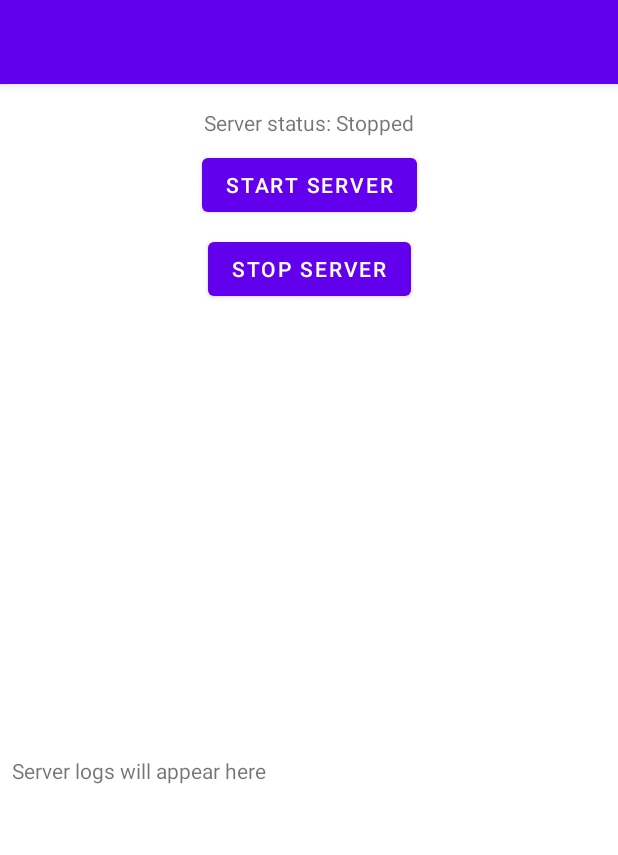
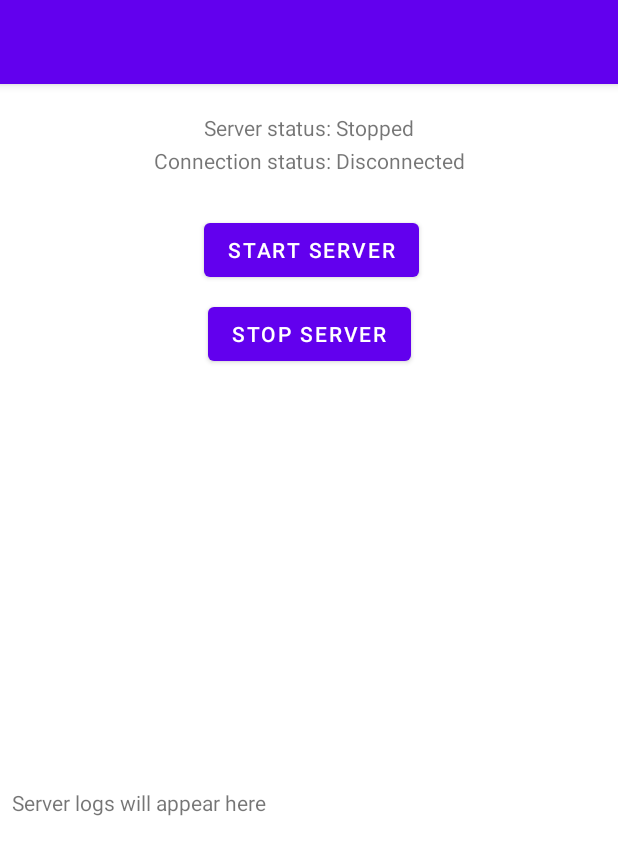
Before and after one commit to fellev/homekey, an Android app: the layout app_bar_main.xml on its own in the app's theme, with its tools: preview values and no code run, on a phone screen of 412 x 824 dp. Shown: the top 855 px of the screen. Run offline under Robolectric (Android 15) with nearby library versions, the phone set to English and light mode, and no system bars.

```diff
--- a/app/src/main/java/com/homekey/server/ServerUtils.kt
+++ b/app/src/main/java/com/homekey/server/ServerUtils.kt
@@ -5,6 +5,7 @@ import android.content.Context
 import android.content.Intent
 import android.content.SharedPreferences
 import android.bluetooth.BluetoothAdapter
+import androidx.core.content.ContextCompat
 import androidx.preference.PreferenceManager
 
 object ServerUtils {
@@ -23,7 +24,7 @@ object ServerUtils {
         val intent = Intent(context, BluetoothServerService::class.java).apply {
             action = BluetoothServerService.ACTION_START_SERVER
         }
-        context.startService(intent)
+        ContextCompat.startForegroundService(context, intent)
     }
 
     fun stopServer(context: Context) {
--- a/app/src/main/res/layout/content_main.xml
+++ b/app/src/main/res/layout/content_main.xml
@@ -15,18 +15,30 @@
         app:layout_constraintTop_toTopOf="parent"
         app:layout_constraintStart_toStartOf="parent"
         app:layout_constraintEnd_toEndOf="parent"
+        app:layout_constraintBottom_toTopOf="@+id/connection_status_text_view"
+        android:layout_marginTop="16dp"/>
+
+    <TextView
+        android:id="@+id/connection_status_text_view"
+        android:layout_width="wrap_content"
+        android:layout_height="wrap_content"
+        android:layout_marginTop="16dp"
+        android:text="Connection status: Disconnected"
         app:layout_constraintBottom_toTopOf="@+id/start_server_button"
-        android:layout_marginTop="16dp"/>
+        app:layout_constraintEnd_toEndOf="parent"
+        app:layout_constraintStart_toStartOf="parent"
+        app:layout_constraintTop_toTopOf="parent" />
 
     <Button
         android:id="@+id/start_server_button"
         android:layout_width="wrap_content"
         android:layout_height="wrap_content"
+        android:layout_marginTop="48dp"
         android:text="Start Server"
-        app:layout_constraintTop_toBottomOf="@id/server_status_text_view"
+        app:layout_constraintEnd_toEndOf="parent"
+        app:layout_constraintHorizontal_bias="0.505"
         app:layout_constraintStart_toStartOf="parent"
-        app:layout_constraintEnd_toEndOf="parent"
-        android:layout_marginTop="8dp"/>
+        app:layout_constraintTop_toBottomOf="@id/server_status_text_view" />
 
     <Button
         android:id="@+id/stop_server_button"
```
Also changed, not shown: app/src/main/AndroidManifest.xml (+8 -2 lines), app/src/main/java/com/homekey/MainActivity.kt (+43 -2 lines), app/src/main/java/com/homekey/server/BluetoothServerService.kt (+69 -12 lines).
